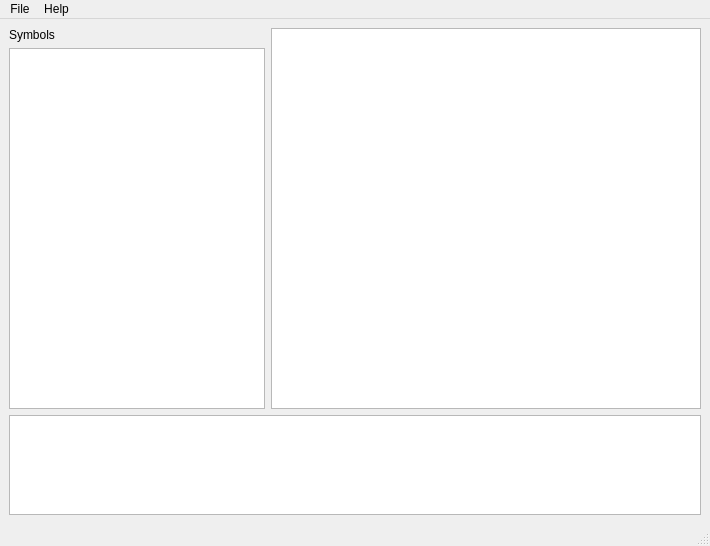
Above: uvudec/GUI/uvudec.ui from JohnDMcMaster/uvudec before the change. Below: the same form after it.
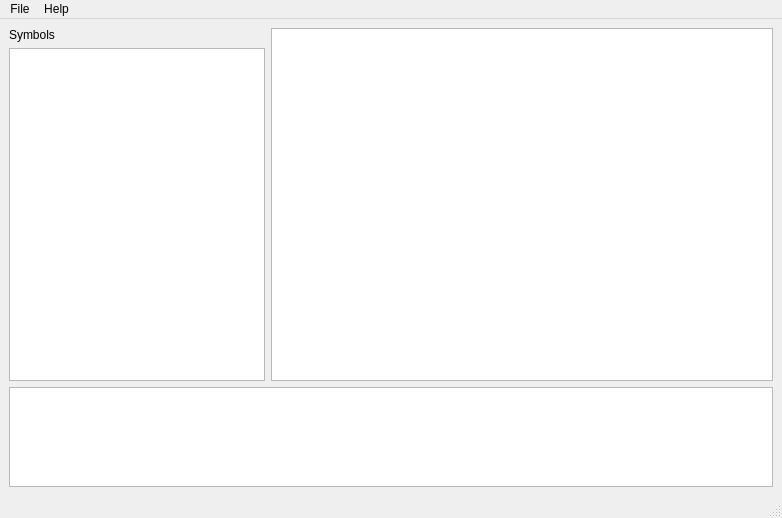
That is the form after the change.

What changed in the file:
```diff
--- a/uvudec/GUI/uvudec.ui
+++ b/uvudec/GUI/uvudec.ui
@@ -6,8 +6,8 @@
    <rect>
     <x>0</x>
     <y>0</y>
-    <width>710</width>
-    <height>546</height>
+    <width>782</width>
+    <height>518</height>
    </rect>
   </property>
   <property name="sizePolicy">
@@ -69,7 +69,7 @@
        </layout>
       </item>
       <item>
-       <widget class="QTextBrowser" name="textBrowser_disassembly">
+       <widget class="QPlainTextEdit" name="disassemblyArea">
         <property name="sizePolicy">
          <sizepolicy hsizetype="Expanding" vsizetype="Expanding">
           <horstretch>0</horstretch>
@@ -87,7 +87,7 @@
      </layout>
     </item>
     <item>
-     <widget class="QTextBrowser" name="textBrowser_log">
+     <widget class="QPlainTextEdit" name="plainTextEdit_log">
       <property name="sizePolicy">
        <sizepolicy hsizetype="Expanding" vsizetype="Preferred">
         <horstretch>0</horstretch>
@@ -109,7 +109,7 @@
     <rect>
      <x>0</x>
      <y>0</y>
-     <width>710</width>
+     <width>782</width>
      <height>25</height>
     </rect>
    </property>
```
